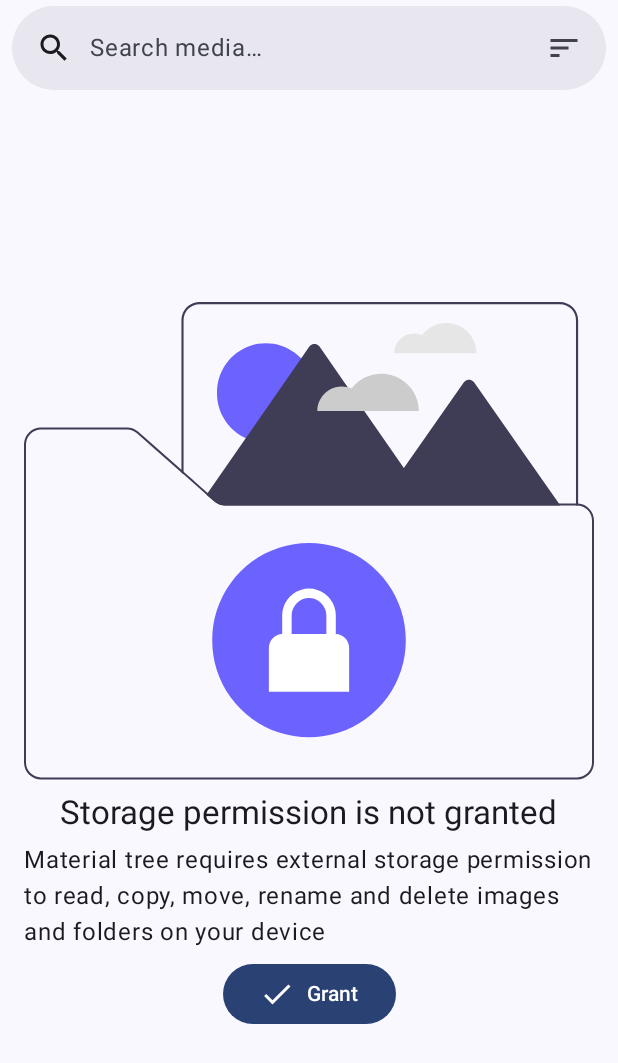
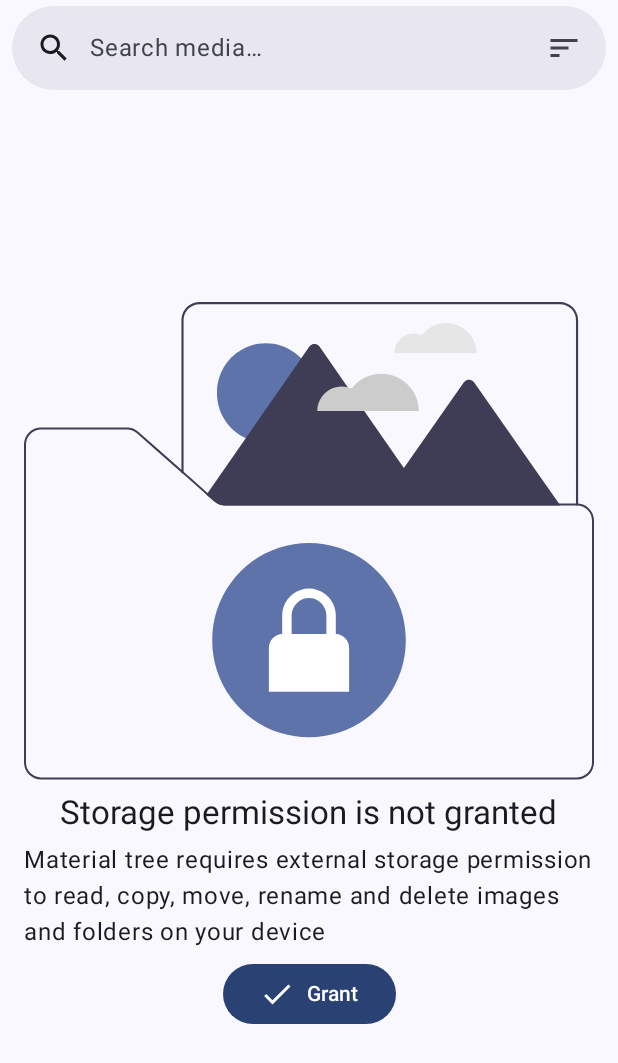
Before and after one commit to nikmax42/Gallery, an Android app built with Jetpack Compose: the screen it shows after launch (MainActivity), on a phone screen of 412 x 824 dp. Shown: the top 1063 px of the screen. Run offline under Robolectric (Android 15) with nearby library versions, the phone set to English and light mode, and no system bars; our stand-ins replace Dagger/Hilt's generated code, Shimmer, Timber; libraries missing offline, so code that uses them is left out: coil.decode; 1 statement that could not run was skipped.

Commit message:
Replaced violet with primary container color

```diff
--- a/gallery/explorer/src/main/java/nikmax/gallery/gallery/explorer/components/drawables/UndrawLockedMedia.kt
+++ b/gallery/explorer/src/main/java/nikmax/gallery/gallery/explorer/components/drawables/UndrawLockedMedia.kt
@@ -2,6 +2,7 @@ package nikmax.gallery.gallery.explorer.components.drawables
 
 import android.content.res.Configuration
 import androidx.compose.foundation.Image
+import androidx.compose.material3.MaterialTheme
 import androidx.compose.material3.Surface
 import androidx.compose.runtime.Composable
 import androidx.compose.ui.graphics.Color
@@ -13,6 +14,7 @@ import androidx.compose.ui.unit.dp
 import nikmax.gallery.core.ui.theme.GalleryTheme
 
 val UndrawLockedImageFolder: ImageVector
+    @Composable
     get() {
         if (_UndrawLockedImageFolder != null) {
             return _UndrawLockedImageFolder!!
@@ -52,7 +54,7 @@ val UndrawLockedImageFolder: ImageVector
                 arcTo(18.21f, 18.21f, 0f, isMoreThanHalf = false, isPositiveArc = false, 535.94f, 0f)
                 close()
             }
-            path(fill = SolidColor(Color(0xFF6C63FF))) {
+            path(fill = SolidColor(MaterialTheme.colorScheme.primaryContainer)) {
                 moveTo(241.85f, 90.87f)
                 moveToRelative(-48.85f, 0f)
                 arcToRelative(48.85f, 48.85f, 0f, isMoreThanHalf = true, isPositiveArc = true, 97.69f, 0f)
@@ -375,7 +377,7 @@ val UndrawLockedImageFolder: ImageVector
                 close()
             }
             path(
-                fill = SolidColor(Color(0xFF6C63FF)),
+                fill = SolidColor(MaterialTheme.colorScheme.primaryContainer),
                 strokeLineWidth = 1.42f
             ) {
                 moveTo(285f, 338.18f)
@@ -416,7 +418,7 @@ private var _UndrawLockedImageFolder: ImageVector? = null
 
 
 @Preview(showBackground = true, uiMode = Configuration.UI_MODE_NIGHT_NO or Configuration.UI_MODE_TYPE_NORMAL)
-//@Preview(showBackground = true, uiMode = Configuration.UI_MODE_NIGHT_YES or Configuration.UI_MODE_TYPE_NORMAL)
+@Preview(showBackground = true, uiMode = Configuration.UI_MODE_NIGHT_YES or Configuration.UI_MODE_TYPE_NORMAL)
 @Composable
 private fun Preview() {
     GalleryTheme {
```
